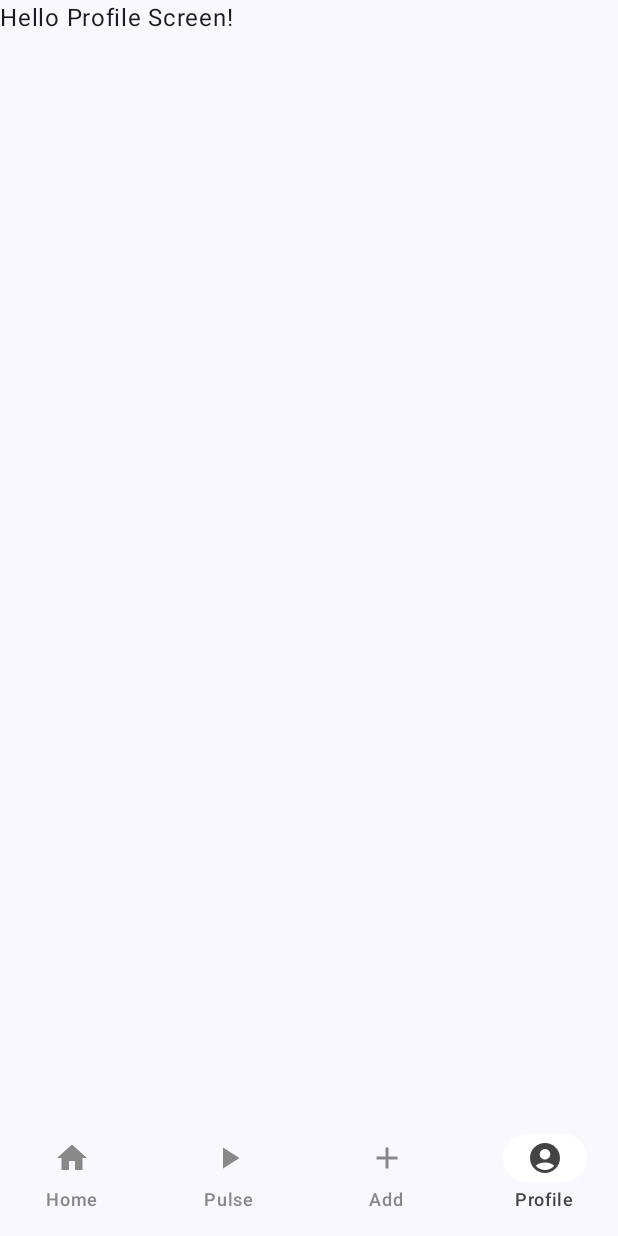
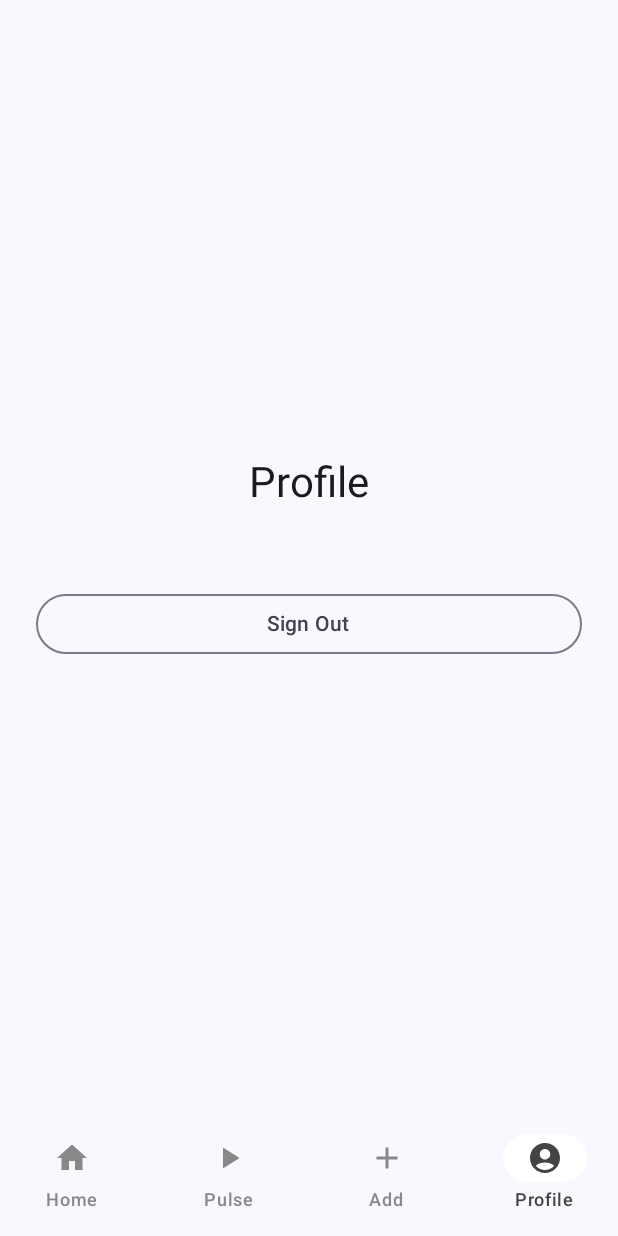
Before and after one commit to darius-gheorghe/LogeOn, an Android app built with Jetpack Compose: the profile screen opened through its navigation route, on a phone screen of 412 x 824 dp. Run offline under Robolectric (Android 15) with nearby library versions, the phone set to English and light mode, and no system bars; our stand-ins replace Dagger/Hilt's generated code, Firebase (no records; nobody signed in at launch, a user with empty details on screens opened directly); libraries missing offline, so code that uses them is left out: androidx.hilt.lifecycle.

Commit message:
Added functionality to profile screen to be able to sign out and test complete authentication flow with all scenarios. Functionality will later be moved to Settings once the Profile and Settings screens get designed and implemented.

```diff
--- a/app/src/main/java/com/sapphyx/logeon/ui/composable/screens/profile/ProfileScreen.kt
+++ b/app/src/main/java/com/sapphyx/logeon/ui/composable/screens/profile/ProfileScreen.kt
@@ -1,11 +1,21 @@
 package com.sapphyx.logeon.ui.composable.screens.profile
 
+import androidx.compose.foundation.layout.Arrangement
+import androidx.compose.foundation.layout.Column
+import androidx.compose.foundation.layout.Spacer
 import androidx.compose.foundation.layout.fillMaxSize
+import androidx.compose.foundation.layout.fillMaxWidth
+import androidx.compose.foundation.layout.height
 import androidx.compose.foundation.layout.padding
-import androidx.compose.material3.Scaffold
+import androidx.compose.material3.MaterialTheme
+import androidx.compose.material3.OutlinedButton
 import androidx.compose.material3.Text
 import androidx.compose.runtime.Composable
+import androidx.compose.ui.Alignment
 import androidx.compose.ui.Modifier
+import androidx.compose.ui.res.stringResource
+import androidx.compose.ui.unit.dp
+import com.sapphyx.logeon.R
 import com.sapphyx.logeon.ui.composable.baseScreen.BaseScreen
 import com.sapphyx.logeon.viewModelImpl.profile.ProfileScreenAction
 import com.sapphyx.logeon.viewModelImpl.profile.ProfileScreenEffect
@@ -22,19 +32,35 @@ object ProfileScreen :
         effect: SharedFlow<ProfileScreenEffect>,
         processUiAction: (action: ProfileScreenAction) -> Unit
     ) {
-        Scaffold(modifier = Modifier.fillMaxSize()) { innerPadding ->
-            Greeting(
-                name = "Profile Screen",
-                modifier = Modifier.padding(innerPadding)
+        Column(
+            modifier = Modifier
+                .fillMaxSize()
+                .padding(24.dp),
+            verticalArrangement = Arrangement.Center,
+            horizontalAlignment = Alignment.CenterHorizontally
+        ) {
+            Text(
+                text = stringResource(R.string.profile),
+                style = MaterialTheme.typography.headlineMedium
             )
+
+            state.userEmail?.let { email ->
+                Spacer(modifier = Modifier.height(8.dp))
+                Text(
+                    text = email,
+                    style = MaterialTheme.typography.bodyMedium,
+                    color = MaterialTheme.colorScheme.onSurfaceVariant
+                )
+            }
+
+            Spacer(modifier = Modifier.height(24.dp))
+
+            OutlinedButton(
+                onClick = { processUiAction(ProfileScreenAction.SignOutClick) },
+                modifier = Modifier.fillMaxWidth()
+            ) {
+                Text(stringResource(R.string.verify_email_screen_sign_out_button))
+            }
         }
     }
-
-    @Composable
-    private fun Greeting(name: String, modifier: Modifier = Modifier) {
-        Text(
-            text = "Hello $name!",
-            modifier = modifier
-        )
-    }
 }
--- a/app/src/main/java/com/sapphyx/logeon/viewModelImpl/profile/ProfileScreenInteractor.kt
+++ b/app/src/main/java/com/sapphyx/logeon/viewModelImpl/profile/ProfileScreenInteractor.kt
@@ -1,15 +1,23 @@
 package com.sapphyx.logeon.viewModelImpl.profile
 
+import com.sapphyx.logeon.data.repository.AuthenticationRepository
 import com.sapphyx.logeon.viewModel.BaseInteractor
 import kotlinx.coroutines.flow.Flow
-import kotlinx.coroutines.flow.emptyFlow
+import kotlinx.coroutines.flow.flowOf
+import javax.inject.Inject
 
-object ProfileScreenInteractor : BaseInteractor<ProfileScreenAction, ProfileScreenResult> {
-    override fun actionToResult(action: ProfileScreenAction): Flow<ProfileScreenResult> {
-        TODO("Not yet implemented")
-    }
+class ProfileScreenInteractor @Inject constructor(
+    private val authRepository: AuthenticationRepository
+) : BaseInteractor<ProfileScreenAction, ProfileScreenResult> {
 
-    override fun initResults(): Flow<ProfileScreenResult> {
-        return emptyFlow()
-    }
+    override fun initResults(): Flow<ProfileScreenResult> =
+        flowOf(ProfileScreenResult.UserLoaded(authRepository.currentUser?.email))
+
+    override fun actionToResult(action: ProfileScreenAction): Flow<ProfileScreenResult> =
+        when (action) {
+            is ProfileScreenAction.SignOutClick -> {
+                authRepository.signOut()
+                flowOf(ProfileScreenResult.SignedOut)
+            }
+        }
 }
--- a/app/src/main/java/com/sapphyx/logeon/viewModelImpl/profile/ProfileScreenViewModel.kt
+++ b/app/src/main/java/com/sapphyx/logeon/viewModelImpl/profile/ProfileScreenViewModel.kt
@@ -1,38 +1,42 @@
 package com.sapphyx.logeon.viewModelImpl.profile
 
-import com.sapphyx.logeon.navigation.NavigationManager
 import com.sapphyx.logeon.viewModel.BaseViewModel
 import dagger.hilt.android.lifecycle.HiltViewModel
 import javax.inject.Inject
 
 @HiltViewModel
 class ProfileScreenViewModel @Inject constructor(
-    private val navigationManager: NavigationManager
+    interactor: ProfileScreenInteractor
 ) : BaseViewModel<ProfileScreenState, ProfileScreenAction, ProfileScreenEffect, ProfileScreenResult>(
-    interactor = ProfileScreenInteractor,
-    initialUiState = ProfileScreenState.Initial
+    interactor = interactor,
+    initialUiState = ProfileScreenState()
 ) {
 
     override suspend fun handleResult(
         previousState: ProfileScreenState,
         result: ProfileScreenResult
     ): ProfileScreenState {
-        TODO("Not yet implemented")
+        return when (result) {
+            is ProfileScreenResult.UserLoaded -> previousState.copy(
+                userEmail = result.email
+            )
+
+            is ProfileScreenResult.SignedOut -> previousState
+        }
     }
 }
 
-sealed interface ProfileScreenState {
-    data object Initial : ProfileScreenState
+data class ProfileScreenState(
+    val userEmail: String? = null
+)
+
+sealed interface ProfileScreenAction {
+    data object SignOutClick : ProfileScreenAction
 }
 
-sealed interface ProfileScreenAction {
-
-}
-
-sealed interface ProfileScreenEffect {
-
-}
+sealed interface ProfileScreenEffect
 
 sealed interface ProfileScreenResult {
-
+    data class UserLoaded(val email: String?) : ProfileScreenResult
+    data object SignedOut : ProfileScreenResult
 }
```
